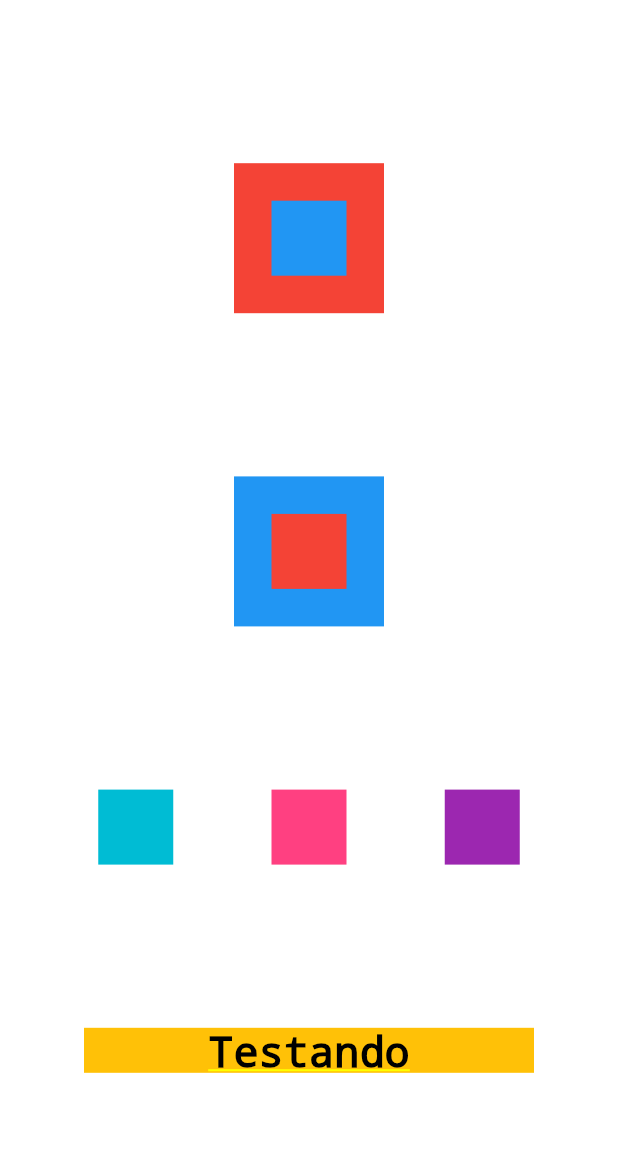
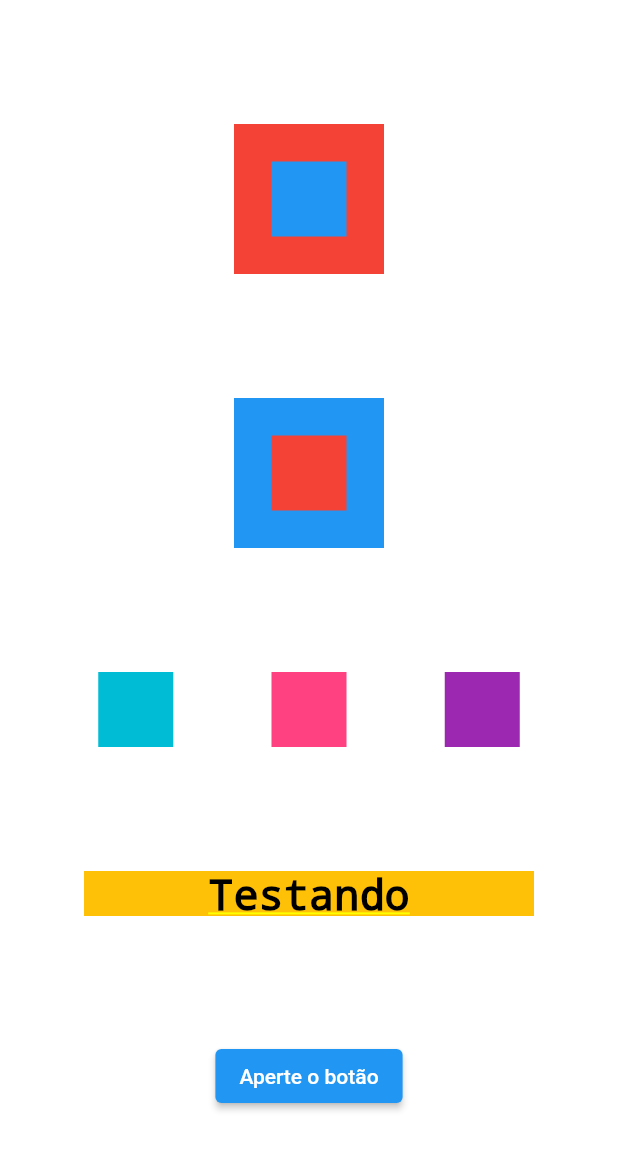
Before and after one commit to vieiragui/Fluttter, a Flutter app: the screen it shows after launch, on a phone screen of 412 x 824 dp. Shown: the top 1150 px of the screen. Run offline on Flutter 3.47's test engine with Material 2 defaults, Android fonts, the phone set to English and light mode, and no system bars.

Commit message:
Criando botão

```diff
--- a/lib/main.dart
+++ b/lib/main.dart
@@ -86,6 +86,11 @@ class MyApp extends StatelessWidget {
                   textAlign: TextAlign.center,
                 ),
               ),
+              ElevatedButton(
+                  onPressed: () {
+                    print('Você apertou o botão');
+                  },
+                  child: Text('Aperte o botão'))
             ],
           ),
         ));
```
